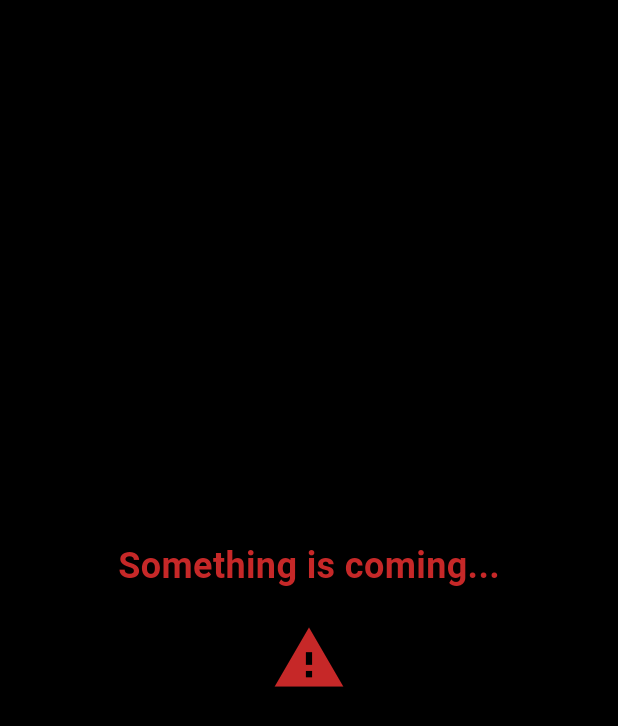
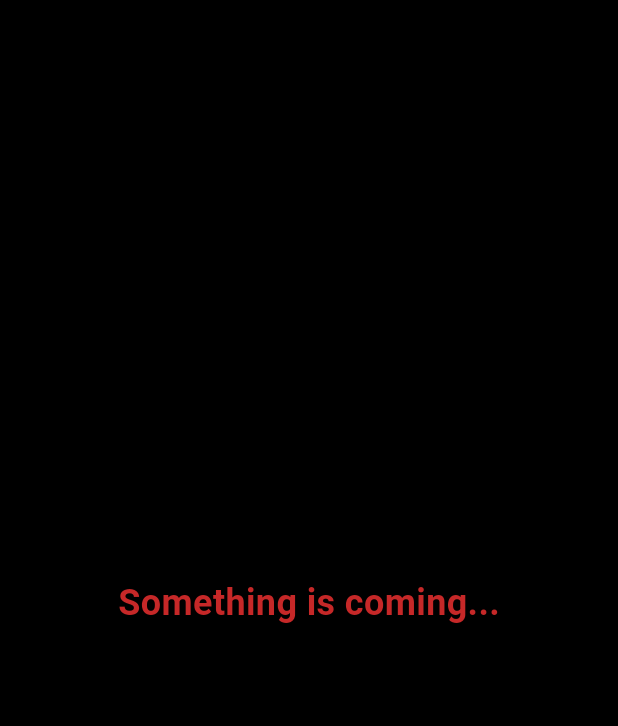
Before and after one commit to rexagamer/RXN, a Flutter app: the screen it shows after launch, on a phone screen of 412 x 824 dp. Shown: the top 726 px of the screen. Run offline on Flutter 3.47's test engine with Material 3 defaults, Android fonts, the phone set to English and light mode, and no system bars; our stand-ins replace confetti.

Commit message:
Its ready for share

```diff
--- a/lib/main.dart
+++ b/lib/main.dart
@@ -14,7 +14,7 @@ class MyApp extends StatelessWidget {
   @override
   Widget build(BuildContext context) {
     return MaterialApp(
-      title: 'Countdown',
+      title: 'RXN',
       theme: ThemeData(
         colorScheme: ColorScheme.dark(
           primary: Colors.blue[900]!,
@@ -35,7 +35,8 @@ class BirthdayCountdown extends StatefulWidget {
   State<BirthdayCountdown> createState() => _BirthdayCountdownState();
 }
 
-class _BirthdayCountdownState extends State<BirthdayCountdown> {
+class _BirthdayCountdownState extends State<BirthdayCountdown>
+    with SingleTickerProviderStateMixin {
   final DateTime birthday = DateTime(2025, 8, 14);
   late ConfettiController _confettiController;
   bool isBirthday = false;
@@ -44,7 +45,8 @@ class _BirthdayCountdownState extends State<BirthdayCountdown> {
   final Color primary = Colors.lightGreen[900]!;
   final Color secondary = Colors.lightGreen[800]!;
   final Color surface = Colors.lightGreen[700]!;
-
+  late AnimationController _fadeController;
+  late Animation<double> _fadeAnimation;
   // Easter egg states
   bool showR = false;
   bool showX = false;
@@ -57,10 +59,18 @@ class _BirthdayCountdownState extends State<BirthdayCountdown> {
   double nDirection = 1;
   bool showScaryPage = true;
   bool showScaryText = false;
+  bool showScaryPage2 = false;
 
   @override
   void initState() {
     super.initState();
+    _fadeController = AnimationController(
+      vsync: this,
+      duration: const Duration(seconds: 3),
+    )..repeat(reverse: true);
+
+    _fadeAnimation =
+        Tween<double>(begin: 0.0, end: 1.0).animate(_fadeController);
     _confettiController =
         ConfettiController(duration: const Duration(seconds: 5));
 
@@ -94,6 +104,21 @@ class _BirthdayCountdownState extends State<BirthdayCountdown> {
             nPosition += 4 * nDirection;
             if (nPosition > 300 || nPosition < 0) nDirection *= -1;
           }
+        });
+      }
+    });
+    Future.delayed(const Duration(seconds: 10), () {
+      if (mounted) {
+        setState(() {
+          showScaryPage = false;
+        });
+
+        _checkBirthday();
+        _startTimer();
+
+        // 🔥 Add this to go to ScaryPage2 after 5 seconds
+        Future.delayed(const Duration(seconds: 5), () {
+          if (mounted) setState(() => showScaryPage2 = true);
         });
       }
     });
@@ -131,6 +156,8 @@ class _BirthdayCountdownState extends State<BirthdayCountdown> {
   void dispose() {
     _timer.cancel();
     _confettiController.dispose();
+    _fadeController.dispose();
+
     super.dispose();
   }
 
@@ -155,133 +182,37 @@ class _BirthdayCountdownState extends State<BirthdayCountdown> {
 
   @override
   Widget build(BuildContext context) {
+    Widget child;
+
     if (showScaryPage) {
-      return _buildScaryPage();
-    }
-    if (isBirthday) {
-      return _buildBirthdayCelebration();
+      child = _buildScaryPage();
+    } else if (showScaryPage2) {
+      child = _buildScaryPage2();
+    } else if (isBirthday) {
+      child = _buildBirthdayCelebration();
+    } else {
+      child = _buildCountdown();
     }
 
-    final days = timeUntilBirthday.inDays;
-    final hours = timeUntilBirthday.inHours.remainder(24);
-    final minutes = timeUntilBirthday.inMinutes.remainder(60);
-    final seconds = timeUntilBirthday.inSeconds.remainder(60);
-    final totalHours = timeUntilBirthday.inHours;
-    final totalMinutes = timeUntilBirthday.inMinutes;
-    final totalSeconds = timeUntilBirthday.inSeconds;
-    final weeks = days ~/ 7;
-
-    return Scaffold(
-      backgroundColor: primary,
-      body: Stack(
-        children: [
-          Center(
-            child: SingleChildScrollView(
-              child: Column(
-                mainAxisAlignment: MainAxisAlignment.center,
-                children: [
-                  // Main countdown
-                  Padding(
-                    padding: const EdgeInsets.symmetric(vertical: 20),
-                    child: Column(
-                      children: [
-                        const Text(
-                          'DAYS   HRS   MINS   SECS',
-                          style: TextStyle(
-                            fontSize: 14,
-                            letterSpacing: 5.0,
-                            color: Colors.white54,
-                          ),
-                        ),
-                        const SizedBox(height: 5),
-                        Text(
-                          '${days.toString().padLeft(2, '0')} : ${hours.toString().padLeft(2, '0')} : ${minutes.toString().padLeft(2, '0')} : ${seconds.toString().padLeft(2, '0')}',
-                          style: const TextStyle(
-                            fontSize: 42,
-                            fontWeight: FontWeight.bold,
-                            fontFamily: 'RobotoMono',
-                            color: Colors.white,
-                          ),
-                        ),
-                      ],
-                    ),
-                  ),
-
-                  // Detailed breakdown
-                  Container(
-                    margin: const EdgeInsets.all(20),
-                    padding: const EdgeInsets.all(20),
-                    decoration: BoxDecoration(
-                      color: secondary.withOpacity(0.5),
-                      borderRadius: BorderRadius.circular(15),
-                    ),
-                    child: Column(
-                      children: [
-                        GestureDetector(
-                          onTap: () => _toggleEasterEgg('R'),
-                          child: _buildTimeDetail('Weeks:', weeks.toString()),
-                        ),
-                        GestureDetector(
-                          onTap: () => _toggleEasterEgg('X'),
-                          child:
-                              _buildTimeDetail('Hours:', totalHours.toString()),
-                        ),
-                        GestureDetector(
-                          onTap: () => _toggleEasterEgg('N'),
-                          child: _buildTimeDetail(
-                              'Seconds:', totalSeconds.toString()),
-                        ),
-                      ],
-                    ),
-                  ),
-                ],
-              ),
-            ),
-          ),
-
-          // Easter egg letters
-          if (showR)
-            Positioned(
-              left: rPosition,
-              top: 100,
-              child: const Text(
-                'R',
-                style: TextStyle(
-                  fontSize: 100,
-                  color: Colors.white24,
-                  fontWeight: FontWeight.bold,
-                ),
-              ),
-            ),
-          if (showX)
-            Positioned(
-              right: xPosition,
-              top: 200,
-              child: const Text(
-                'X',
-                style: TextStyle(
-                  fontSize: 100,
-                  color: Colors.white24,
-                  fontWeight: FontWeight.bold,
-                ),
-              ),
-            ),
-          if (showN)
-            Positioned(
-              left: nPosition,
-              bottom: 100,
-              child: const Text(
-                'N',
-                style: TextStyle(
-                  fontSize: 100,
-                  color: Colors.white24,
-                  fontWeight: FontWeight.bold,
-                ),
-              ),
-            ),
-        ],
+    return AnimatedSwitcher(
+      duration: const Duration(seconds: 2),
+      switchInCurve: Curves.easeIn,
+      switchOutCurve: Curves.easeOut,
+      transitionBuilder: (Widget child, Animation<double> animation) {
+        return FadeTransition(opacity: animation, child: child);
+      },
+      child: KeyedSubtree(
+        key: ValueKey<String>(_currentPageKey()),
+        child: child,
       ),
     );
+  }
+
+  String _currentPageKey() {
+    if (showScaryPage) return 'scary1';
+    if (showScaryPage2) return 'scary2';
+    if (isBirthday) return 'birthday';
+    return 'countdown';
   }
 
   Widget _buildTimeDetail(String label, String value) {
@@ -365,6 +296,115 @@ class _BirthdayCountdownState extends State<BirthdayCountdown> {
     );
   }
 
+  Widget _buildCountdown() {
+    final days = timeUntilBirthday.inDays;
+    final hours = timeUntilBirthday.inHours.remainder(24);
+    final minutes = timeUntilBirthday.inMinutes.remainder(60);
+    final seconds = timeUntilBirthday.inSeconds.remainder(60);
+    final totalHours = timeUntilBirthday.inHours;
+    final totalMinutes = timeUntilBirthday.inMinutes;
+    final totalSeconds = timeUntilBirthday.inSeconds;
+    final weeks = days ~/ 7;
+
+    return Scaffold(
+      backgroundColor: primary,
+      body: Stack(
+        children: [
+          Center(
+            child: SingleChildScrollView(
+              child: Column(
+                mainAxisAlignment: MainAxisAlignment.center,
+                children: [
+                  Padding(
+                    padding: const EdgeInsets.symmetric(vertical: 20),
+                    child: Column(
+                      children: [
+                        const Text(
+                          'DAYS   HRS   MINS   SECS',
+                          style: TextStyle(
+                            fontSize: 14,
+                            letterSpacing: 5.0,
+                            color: Colors.white54,
+                          ),
+                        ),
+                        const SizedBox(height: 5),
+                        Text(
+                          '${days.toString().padLeft(2, '0')} : ${hours.toString().padLeft(2, '0')} : ${minutes.toString().padLeft(2, '0')} : ${seconds.toString().padLeft(2, '0')}',
+                          style: const TextStyle(
+                            fontSize: 42,
+                            fontWeight: FontWeight.bold,
+                            fontFamily: 'RobotoMono',
+                            color: Colors.white,
+                          ),
+                        ),
+                      ],
+                    ),
+                  ),
+                  Container(
+                    margin: const EdgeInsets.all(20),
+                    padding: const EdgeInsets.all(20),
+                    decoration: BoxDecoration(
+                      color: secondary.withOpacity(0.5),
+                      borderRadius: BorderRadius.circular(15),
+                    ),
+                    child: Column(
+                      children: [
+                        GestureDetector(
+                          onTap: () => _toggleEasterEgg('R'),
+                          child: _buildTimeDetail('Weeks:', weeks.toString()),
+                        ),
+                        GestureDetector(
+                          onTap: () => _toggleEasterEgg('X'),
+                          child:
+                              _buildTimeDetail('Hours:', totalHours.toString()),
+                        ),
+                        GestureDetector(
+                          onTap: () => _toggleEasterEgg('N'),
+                          child: _buildTimeDetail(
+                              'Seconds:', totalSeconds.toString()),
+                        ),
+                      ],
+                    ),
+                  ),
+                ],
+              ),
+            ),
+          ),
+          if (showR)
+            Positioned(
+              left: rPosition,
+              top: 100,
+              child: const Text('R',
+                  style: TextStyle(
+                      fontSize: 100,
+                      color: Colors.white24,
+                      fontWeight: FontWeight.bold)),
+            ),
+          if (showX)
+            Positioned(
+              right: xPosition,
+              top: 200,
+              child: const Text('X',
+                  style: TextStyle(
+                      fontSize: 100,
+                      color: Colors.white24,
+                      fontWeight: FontWeight.bold)),
+            ),
+          if (showN)
+            Positioned(
+              left: nPosition,
+              bottom: 100,
+              child: const Text('N',
+                  style: TextStyle(
+                      fontSize: 100,
+                      color: Colors.white24,
+                      fontWeight: FontWeight.bold)),
+            ),
+        ],
+      ),
+    );
+  }
+
   Widget _buildScaryPage() {
     return Scaffold(
       backgroundColor: Colors.black,
@@ -384,11 +424,31 @@ class _BirthdayCountdownState extends State<BirthdayCountdown> {
                 ),
               ),
               const SizedBox(height: 20),
-              Icon(
-                Icons.warning,
-                color: Colors.red[800],
-                size: 50,
+            ],
+          ),
+        ),
+      ),
+    );
+  }
+
+  Widget _buildScaryPage2() {
+    return Scaffold(
+      backgroundColor: Colors.black,
+      body: Center(
+        child: FadeTransition(
+          opacity: _fadeAnimation,
+          child: Column(
+            mainAxisAlignment: MainAxisAlignment.center,
+            children: [
+              Text(
+                'WAIT FOR IT....',
+                style: TextStyle(
+                  fontSize: 30,
+                  color: Colors.red[800],
+                  fontWeight: FontWeight.bold,
+                ),
               ),
+              const SizedBox(height: 20),
             ],
           ),
         ),
--- a/pubspec.yaml
+++ b/pubspec.yaml
@@ -64,7 +64,7 @@ flutter:
 
   # To add assets to your application, add an assets section, like this:
   assets:
-    - assets/images/
+    # - assets/images/
 
   # An image asset can refer to one or more resolution-specific "variants", see
   # https://flutter.dev/assets-and-images/#resolution-aware
```
Also changed, not shown: manifest.json, 6 other files.
